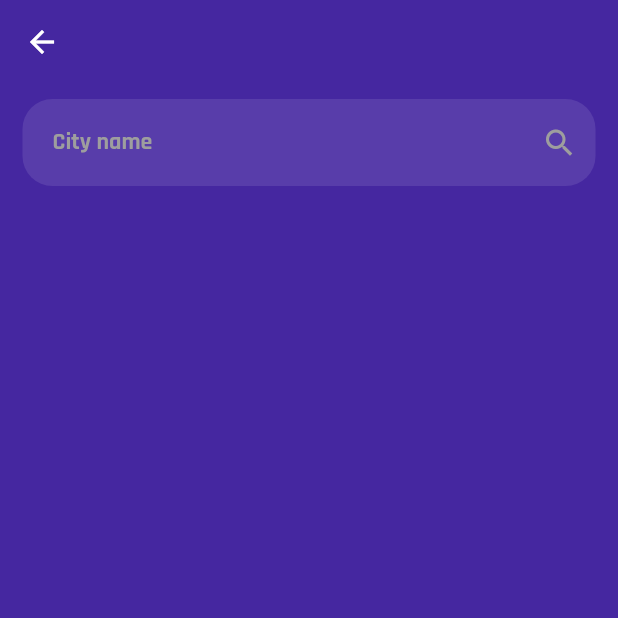
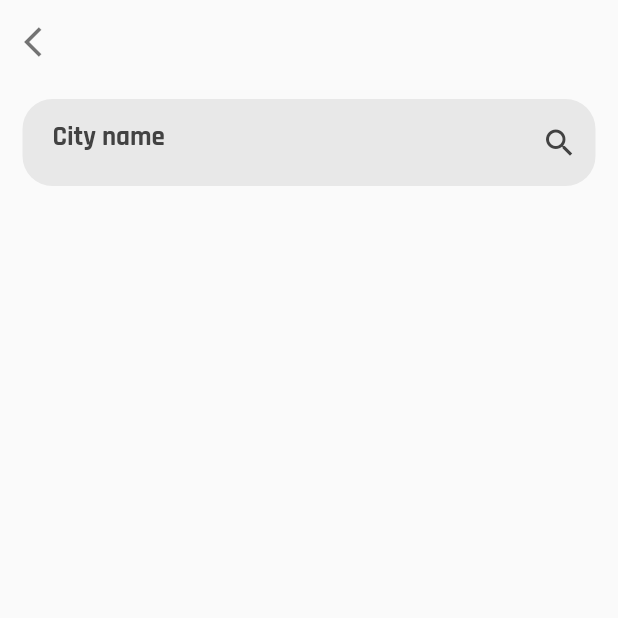
Before and after one commit to Ferrozo/weather_app_project_with_bloc, a Flutter app: the screen it shows after launch, after a tap on an icon or button, on a phone screen of 412 x 824 dp, the top half of it. Run offline on Flutter 3.47's test engine with Material 2 defaults, Android fonts, the phone set to English and light mode, and no system bars; our stand-ins replace equatable, flutter_bloc, google_fonts, hydrated_bloc.

Commit message:
more update from ui

```diff
--- a/lib/pages/weather_page.dart
+++ b/lib/pages/weather_page.dart
@@ -35,19 +35,28 @@ class _WeatherViewState extends State<WeatherView> {
   @override
   Widget build(BuildContext context) {
     return Scaffold(
-      backgroundColor: Colors.deepPurple[800],
+      // backgroundColor: Colors.white,
       appBar: AppBar(
         elevation: 0,
         backgroundColor: Colors.transparent,
         title: Row(
           mainAxisAlignment: MainAxisAlignment.spaceBetween,
           children: [
-            const Text('WeatherApp'),
             CircleAvatar(
               radius: 22,
-              backgroundColor: Colors.indigo.withOpacity(0.15),
+              child: Image.asset(
+                'src/assets/icon.png',
+                width: 30,
+              ),
+            ),
+            CircleAvatar(
+              radius: 22,
+              backgroundColor: Colors.grey.withOpacity(0.15),
               child: IconButton(
-                icon: const Icon(Icons.graphic_eq_rounded),
+                icon: const Icon(
+                  Icons.graphic_eq_rounded,
+                  color: Colors.black87,
+                ),
                 onPressed: () {
                   Navigator.of(context).push<void>(
                     SettingsPage.route(
--- a/lib/search/search.dart
+++ b/lib/search/search.dart
@@ -24,8 +24,11 @@ class _SearchPageState extends State<SearchPage> {
   @override
   Widget build(BuildContext context) {
     return Scaffold(
-      backgroundColor: Colors.deepPurple[800],
       appBar: AppBar(
+        leading: IconButton(
+          icon: const Icon(Icons.arrow_back_ios, color: Colors.black54),
+          onPressed: () => Navigator.of(context).pop(),
+        ),
         backgroundColor: Colors.transparent,
         elevation: 0,
       ),
@@ -34,7 +37,7 @@ class _SearchPageState extends State<SearchPage> {
         height: 58,
         width: MediaQuery.of(context).size.width,
         decoration: BoxDecoration(
-          color: Colors.white.withOpacity(0.1),
+          color: Colors.grey.withOpacity(0.2),
           borderRadius: BorderRadius.circular(20),
         ),
         child: Row(
@@ -47,12 +50,12 @@ class _SearchPageState extends State<SearchPage> {
                   controller: _textController,
                   decoration: InputDecoration(
                       hintStyle: TextStyle(
-                        fontWeight: FontWeight.bold,
-                        color: Colors.grey[500],
-                      ),
+                          fontWeight: FontWeight.bold,
+                          color: Colors.grey[800],
+                          fontSize: 18),
                       labelStyle: TextStyle(
                         fontWeight: FontWeight.bold,
-                        color: Colors.grey[500],
+                        color: Colors.grey[800],
                       ),
                       // labelText: 'City name',
                       hintText: 'City name',
@@ -63,7 +66,7 @@ class _SearchPageState extends State<SearchPage> {
             IconButton(
               key: const Key('searchPage_search_iconButton'),
               onPressed: () => Navigator.of(context).pop(_text),
-              icon: Icon(Icons.search, color: Colors.grey[500]),
+              icon: Icon(Icons.search, color: Colors.grey[800]),
             )
           ],
         ),
--- a/lib/widgets/weather_empty.dart
+++ b/lib/widgets/weather_empty.dart
@@ -10,25 +10,25 @@ class WeatherEmpty extends StatelessWidget {
         mainAxisAlignment: MainAxisAlignment.center,
         children: [
           Image.asset(
-            'src/assets/sun.png',
+            'src/assets/weather.png',
             width: 150,
           ),
           const SizedBox(
             height: 70,
           ),
           const Text(
-            'Click search button to',
+            'Click search button to search a',
             style: TextStyle(
-              fontSize: 20,
-              color: Colors.white,
+              fontSize: 18,
+              color: Colors.grey,
               fontWeight: FontWeight.bold,
             ),
           ),
           const Text(
-            'search a location or city',
+            'location or city',
             style: TextStyle(
-              fontSize: 20,
-              color: Colors.white,
+              fontSize: 18,
+              color: Colors.grey,
               fontWeight: FontWeight.bold,
             ),
           ),
--- a/lib/widgets/weather_error.dart
+++ b/lib/widgets/weather_error.dart
@@ -4,7 +4,6 @@ class WeatherError extends StatelessWidget {
   const WeatherError({super.key});
   @override
   Widget build(BuildContext context) {
-    final theme = Theme.of(context);
     return Column(
       mainAxisSize: MainAxisSize.min,
       children: [
@@ -14,10 +13,10 @@ class WeatherError extends StatelessWidget {
         ),
         const SizedBox(height: 20),
         const Text(
-          'Something went wrong. \nTry again',
+          'Oops! something went wrong. \nTry again',
           textAlign: TextAlign.center,
           style: TextStyle(
-            color: Colors.white,
+            color: Colors.grey,
             fontSize: 18,
             fontWeight: FontWeight.bold,
           ),
--- a/lib/widgets/weather_populated.dart
+++ b/lib/widgets/weather_populated.dart
@@ -40,8 +40,8 @@ class WeatherPopulated extends StatelessWidget {
                     style: theme.textTheme.headline3
                         ?.copyWith(fontWeight: FontWeight.bold),
                   ),
-                  Text(
-                      '''Last Updated at ${TimeOfDay.fromDateTime(weather.lastUpdated)}'''),
+                  Text('''${TimeOfDay.fromDateTime(weather.lastUpdated)}''',
+                      style: const TextStyle(fontWeight: FontWeight.bold)),
                 ],
               ),
             ),
```
Also changed, not shown: lib/settings/settings.dart (+9 -4 lines), lib/widgets/weather_loading.dart (+3 -4 lines), src/assets/icon.png (added), src/assets/weather.png (added).
